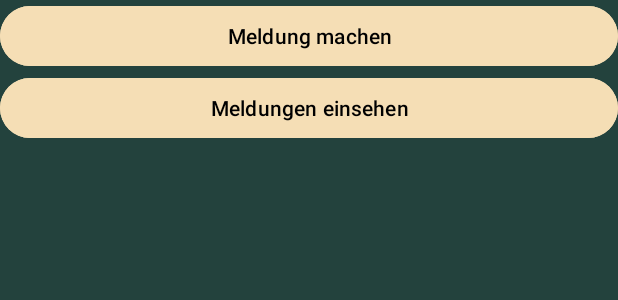
After one commit to MCHDevelopment/PhileTipTip, an Android app: the layout activity_menue.xml on its own in the app's theme, with its tools: preview values and no code run, on a phone screen of 412 x 824 dp. The commit adds this screen. Shown: the top 300 px of the screen. Run offline under Robolectric (Android 15) with nearby library versions, the phone set to English and light mode, and no system bars.

Commit message:
Menue eingebaut

```diff
--- /dev/null
+++ b/app/src/main/res/layout/activity_menue.xml
@@ -0,0 +1,27 @@
+<?xml version="1.0" encoding="utf-8"?>
+<LinearLayout xmlns:android="http://schemas.android.com/apk/res/android"
+    xmlns:app="http://schemas.android.com/apk/res-auto"
+    xmlns:tools="http://schemas.android.com/tools"
+    android:id="@+id/main"
+    android:layout_width="match_parent"
+    android:layout_height="match_parent"
+    android:background="@color/phileGreen"
+    android:orientation="vertical"
+    tools:context=".Menue">
+
+    <Button
+        android:id="@+id/button_melden"
+        android:layout_width="match_parent"
+        android:layout_height="wrap_content"
+        android:backgroundTint="@color/phileBeige"
+        android:text="Meldung machen"
+        android:textColor="@color/black" />
+
+    <Button
+        android:id="@+id/button_projekte"
+        android:layout_width="match_parent"
+        android:layout_height="wrap_content"
+        android:backgroundTint="@color/phileBeige"
+        android:text="Meldungen einsehen"
+        android:textColor="@color/black" />
+</LinearLayout>
```
Also changed, not shown: app/src/main/AndroidManifest.xml (+18 -0 lines), app/src/main/java/com/mch/philetiptip/LadeStateMachine.java (added, +36 -0 lines), app/src/main/java/com/mch/philetiptip/MainActivity.java (+33 -0 lines), app/src/main/java/com/mch/philetiptip/Menue.java (added, +55 -0 lines), app/src/main/java/com/mch/philetiptip/NeueMeldung.java (added, +24 -0 lines), app/src/main/java/com/mch/philetiptip/SplashActivity.java (added, +31 -0 lines), app/src/main/java/com/mch/philetiptip/Uebersicht.java (added, +24 -0 lines), app/src/main/res/layout/activity_neue_meldung.xml (added, +10 -0 lines), app/src/main/res/layout/activity_splash.xml (added, +14 -0 lines), app/src/main/res/layout/activity_uebersicht.xml (added, +10 -0 lines), app/src/main/res/drawable/philetiptipicon.png (added).
